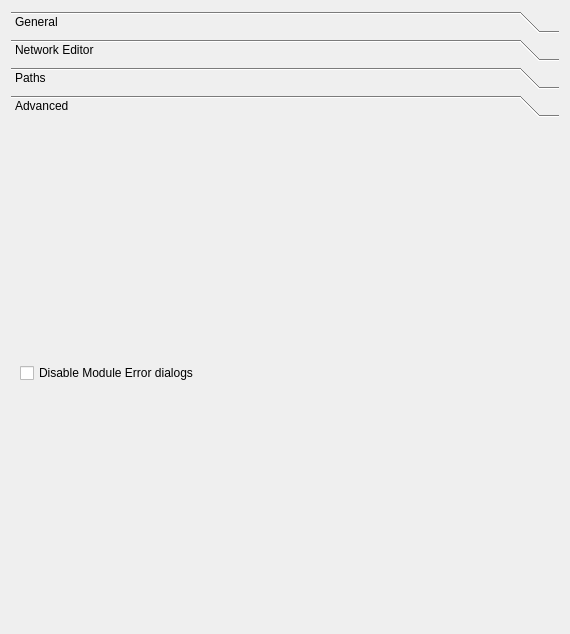
This is src/Interface/Application/Preferences.ui in SCIInstitute/SCIRun as Qt 5 draws it before an edit. The edited form follows.
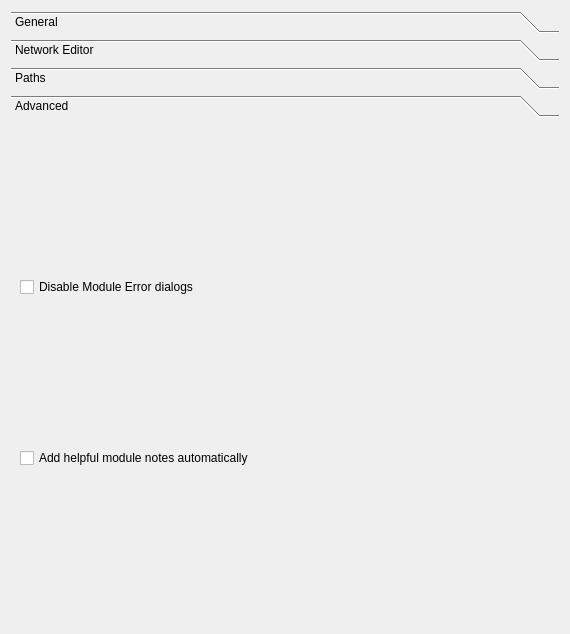
This is the edited form. The open tabs and pages were chosen to show the change.

```diff
--- a/src/Interface/Application/Preferences.ui
+++ b/src/Interface/Application/Preferences.ui
@@ -514,8 +514,8 @@
       <attribute name="label">
        <string>Advanced</string>
       </attribute>
-      <layout class="QGridLayout" name="gridLayout_2">
-       <item row="0" column="0" colspan="2">
+      <layout class="QVBoxLayout" name="verticalLayout_3">
+       <item>
         <widget class="QCheckBox" name="moduleErrorDialogDisableCheckbox_">
          <property name="text">
           <string>Disable Module Error dialogs</string>
@@ -525,6 +525,13 @@
          </property>
         </widget>
        </item>
+       <item>
+        <widget class="QCheckBox" name="autoModuleNoteCheckbox_">
+         <property name="text">
+          <string>Add helpful module notes automatically</string>
+         </property>
+        </widget>
+       </item>
       </layout>
      </widget>
     </widget>
```
Left out of the diff: 16 changed lines with no effect on the pictures.
